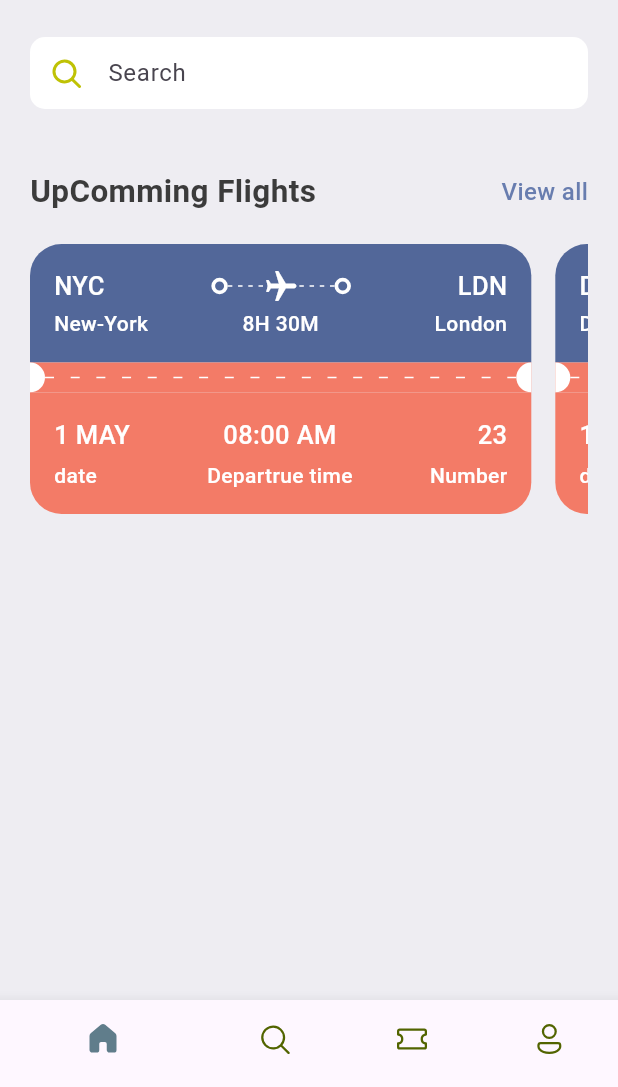
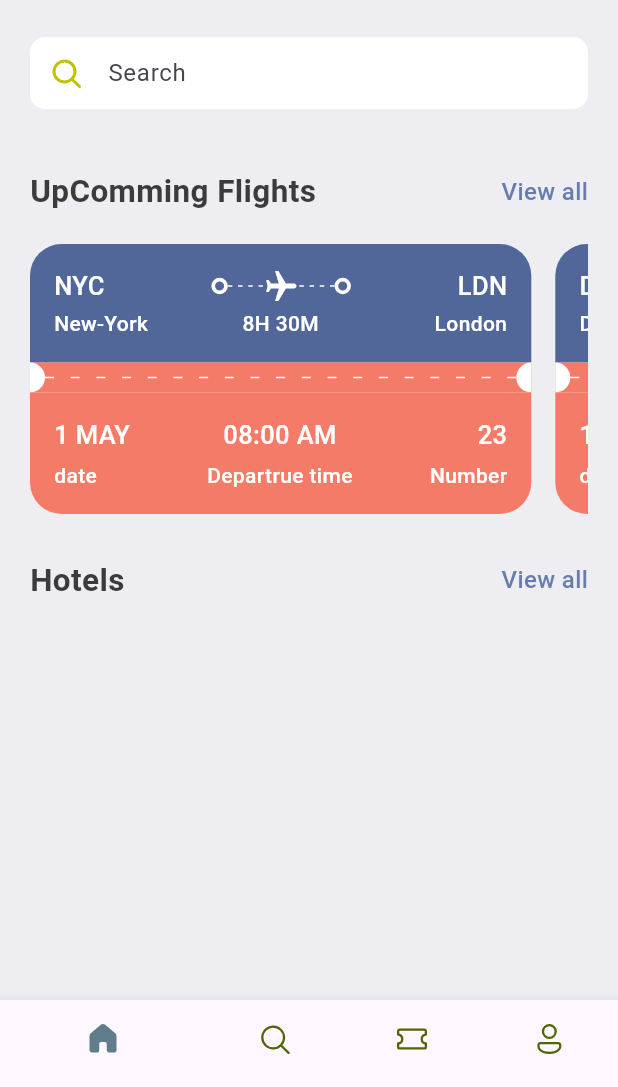
Before and after one commit to mortza20/tickts_App, a Flutter app: the screen it shows after launch, on a phone screen of 412 x 824 dp, the part 149-1236 px from its top. Run offline on Flutter 3.47's test engine with Material 3 defaults, Android fonts, the light colour scheme and no system bars; our stand-ins replace fluentui_icons.

Commit message:
doing the routes and the horizotal text

```diff
--- a/lib/Screens/home_screen.dart
+++ b/lib/Screens/home_screen.dart
@@ -18,6 +18,7 @@ class HomeScreen extends StatelessWidget {
         child: ListView(
           children: [
             SizedBox(height: 40),
+            // the header ( good morning and book ticket and the logo)
             Row(
               children: [
                 Expanded(
@@ -57,8 +58,10 @@ class HomeScreen extends StatelessWidget {
             const SizedBox(height: 16),
             MyTextFaild(),
             SizedBox(height: 40),
-            AppDoubleTtxt(bigText: 'UpComming Flights', smallText: 'View all'),
+           // The horizontal 2 texts "upcomming flights" and "View all"
+            AppDoubleTtxt(bigText: 'UpComming Flights', smallText: 'View all',funcNavigator: ()=> Navigator.pushNamed(context, "AllTickets"),),
             SizedBox(height: 20),
+            // The Tickets maping
             SingleChildScrollView(
               scrollDirection: Axis.horizontal,
               child: Row(
@@ -68,6 +71,9 @@ class HomeScreen extends StatelessWidget {
                     .toList(),
               ),
             ),
+          SizedBox(height: 20),
+            // The horizontal 2 texts "Hotels" and "View all"
+            AppDoubleTtxt(bigText: 'Hotels', smallText: 'View all',funcNavigator: ()=> Navigator.pushNamed(context, "Hotels"),),
           ],
         ),
       ),
--- /dev/null
+++ b/lib/Screens/hotels.dart
@@ -0,0 +1,12 @@
+import 'package:flutter/material.dart';
+
+class Hotels extends StatelessWidget {
+  const Hotels({super.key});
+
+  @override
+  Widget build(BuildContext context) {
+    return Scaffold(
+      appBar: AppBar(),
+    );
+  }
+}
--- a/lib/base/widgets/app_double_text.dart
+++ b/lib/base/widgets/app_double_text.dart
@@ -4,9 +4,11 @@ import 'package:tickts/base/res/styles/app_styles.dart';
 
 // ignore: must_be_immutable
 class AppDoubleTtxt extends StatelessWidget {
-  AppDoubleTtxt({super.key, required this.bigText, required this.smallText});
-  String bigText;
-  String smallText;
+  const AppDoubleTtxt({super.key, required this.bigText, required this.smallText,required this.funcNavigator});
+  final String bigText;
+  final String smallText;
+  final VoidCallback funcNavigator;
+
   @override
   Widget build(BuildContext context) {
     return Row(
@@ -14,14 +16,7 @@ class AppDoubleTtxt extends StatelessWidget {
       children: [
         Text(bigText, style: AppStyles.headLineStyle2),
         InkWell(
-          onTap: () {
-            Navigator.push<void>(
-              context,
-              MaterialPageRoute<void>(
-                builder: (BuildContext context) => const AllTickets(),
-              ),
-            );
-          },
+          onTap: funcNavigator,
           child: Text(
             smallText,
             style: AppStyles.defultTextStyle.copyWith(
--- a/lib/main.dart
+++ b/lib/main.dart
@@ -1,4 +1,6 @@
 import 'package:flutter/material.dart';
+import 'package:tickts/Screens/all_tickets.dart';
+import 'package:tickts/Screens/hotels.dart';
 import 'package:tickts/base/bottom_nav_bar.dart';
 
 void main() {
@@ -10,6 +12,13 @@ class MyApp extends StatelessWidget {
 
   @override
   Widget build(BuildContext context) {
-    return MaterialApp(debugShowCheckedModeBanner: false, home: BottomNavBar());
+    return MaterialApp(
+      debugShowCheckedModeBanner: false,
+      routes: {
+        "/": (context) => BottomNavBar(),
+        "AllTickets": (context) => AllTickets(),
+        "Hotels":(context)=> Hotels()
+      },
+    );
   }
 }
```
